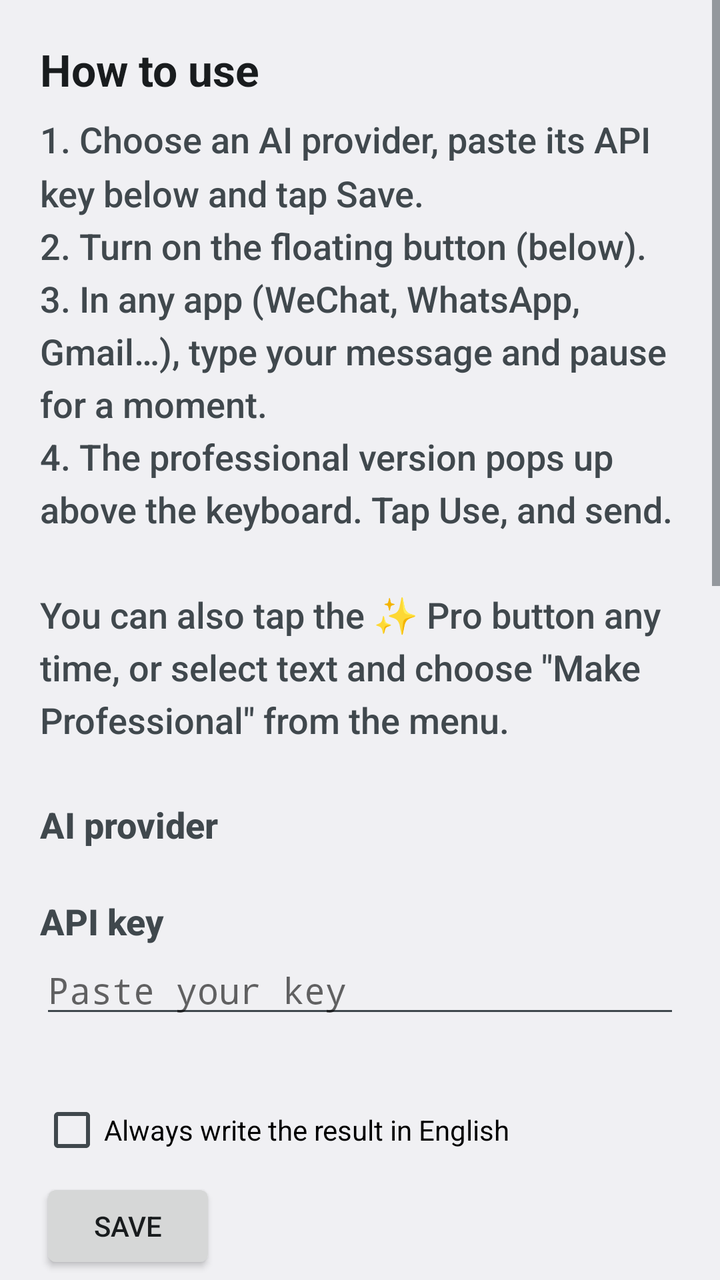
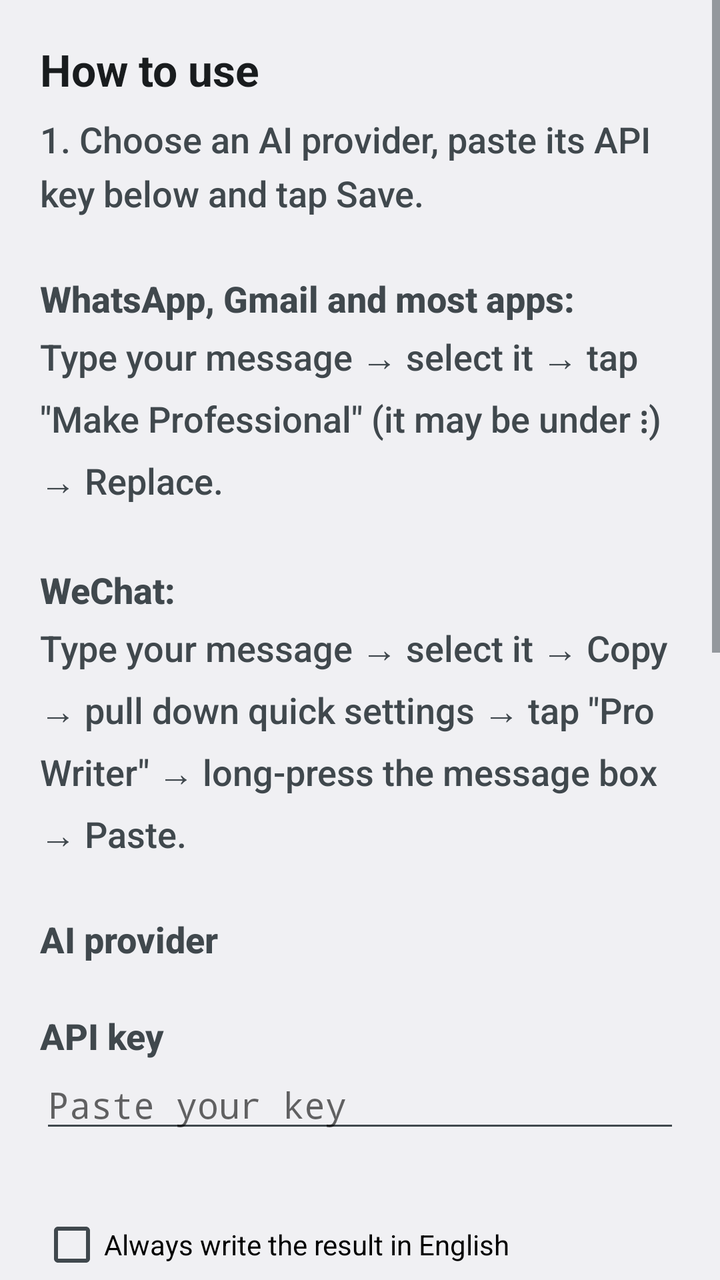

An Android layout rendered at two revisions. The XML below is the earlier revision; the diff shows what the commit changed to produce the second picture.
<!-- AndroidManifest.xml: application theme AppTheme -->
<!-- res/layout/activity_main.xml -->
<?xml version="1.0" encoding="utf-8"?>
<ScrollView xmlns:android="http://schemas.android.com/apk/res/android"
    android:layout_width="match_parent"
    android:layout_height="match_parent"
    android:fillViewport="true"
    android:fitsSystemWindows="true">

    <LinearLayout
        android:layout_width="match_parent"
        android:layout_height="wrap_content"
        android:orientation="vertical"
        android:padding="20dp">

        
        <TextView
            android:layout_width="match_parent"
            android:layout_height="wrap_content"
            android:text="@string/how_title"
            android:textAppearance="?android:attr/textAppearanceLarge"
            android:textStyle="bold" />

        <TextView
            android:layout_width="match_parent"
            android:layout_height="wrap_content"
            android:layout_marginTop="8dp"
            android:lineSpacingMultiplier="1.25"
            android:text="@string/how_steps"
            android:textAppearance="?android:attr/textAppearanceMedium" />

        
        <TextView
            android:layout_width="match_parent"
            android:layout_height="wrap_content"
            android:layout_marginTop="28dp"
            android:text="@string/provider_label"
            android:textAppearance="?android:attr/textAppearanceMedium"
            android:textStyle="bold" />

        <RadioGroup
            android:id="@+id/provider_group"
            android:layout_width="match_parent"
            android:layout_height="wrap_content"
            android:layout_marginTop="4dp"
            android:orientation="vertical" />

        
        <TextView
            android:id="@+id/key_label"
            android:layout_width="match_parent"
            android:layout_height="wrap_content"
            android:layout_marginTop="20dp"
            android:text="@string/key_label"
            android:textAppearance="?android:attr/textAppearanceMedium"
            android:textStyle="bold" />

        <EditText
            android:id="@+id/api_key"
            android:layout_width="match_parent"
            android:layout_height="wrap_content"
            android:hint="@string/key_hint"
            android:importantForAutofill="no"
            android:inputType="textPassword"
            android:singleLine="true" />

        <TextView
            android:id="@+id/key_link"
            android:layout_width="match_parent"
            android:layout_height="wrap_content"
            android:layout_marginTop="4dp"
            android:text="@string/key_link"
            android:textColorLink="?android:attr/colorAccent" />

        <CheckBox
            android:id="@+id/force_english"
            android:layout_width="match_parent"
            android:layout_height="wrap_content"
            android:layout_marginTop="12dp"
            android:text="@string/force_english" />

        <Button
            android:id="@+id/btn_save"
            android:layout_width="wrap_content"
            android:layout_height="wrap_content"
            android:layout_marginTop="8dp"
            android:text="@string/save" />

        
        <TextView
            android:layout_width="match_parent"
            android:layout_height="wrap_content"
            android:layout_marginTop="28dp"
            android:text="@string/float_title"
            android:textAppearance="?android:attr/textAppearanceMedium"
            android:textStyle="bold" />

        <TextView
            android:id="@+id/float_status"
            android:layout_width="match_parent"
            android:layout_height="wrap_content"
            android:layout_marginTop="6dp"
            android:text="@string/float_off"
            android:textAppearance="?android:attr/textAppearanceMedium" />

        <Button
            android:id="@+id/btn_float"
            android:layout_width="wrap_content"
            android:layout_height="wrap_content"
            android:layout_marginTop="6dp"
            android:text="@string/float_turn_on" />

        <TextView
            android:id="@+id/float_help"
            android:layout_width="match_parent"
            android:layout_height="wrap_content"
            android:layout_marginTop="6dp"
            android:lineSpacingMultiplier="1.2"
            android:text="@string/float_help"
            android:textAppearance="?android:attr/textAppearanceSmall" />

        <CheckBox
            android:id="@+id/auto_suggest"
            android:layout_width="match_parent"
            android:layout_height="wrap_content"
            android:layout_marginTop="10dp"
            android:text="@string/auto_suggest" />

        <TextView
            android:layout_width="match_parent"
            android:layout_height="wrap_content"
            android:layout_marginStart="32dp"
            android:text="@string/auto_suggest_help"
            android:textAppearance="?android:attr/textAppearanceSmall" />


        <View
            android:layout_width="match_parent"
            android:layout_height="1dp"
            android:layout_marginTop="28dp"
            android:layout_marginBottom="20dp"
            android:background="#33888888" />

        
        <TextView
            android:layout_width="match_parent"
            android:layout_height="wrap_content"
            android:text="@string/try_title"
            android:textAppearance="?android:attr/textAppearanceLarge"
            android:textStyle="bold" />

        <EditText
            android:id="@+id/try_input"
            android:layout_width="match_parent"
            android:layout_height="wrap_content"
            android:layout_marginTop="8dp"
            android:gravity="top|start"
            android:hint="@string/try_hint"
            android:importantForAutofill="no"
            android:inputType="textMultiLine"
            android:minLines="3" />

        <LinearLayout
            android:layout_width="match_parent"
            android:layout_height="wrap_content"
            android:layout_marginTop="8dp"
            android:gravity="center_vertical"
            android:orientation="horizontal">

            <Button
                android:id="@+id/btn_try"
                android:layout_width="wrap_content"
                android:layout_height="wrap_content"
                android:text="@string/try_button" />

            <ProgressBar
                android:id="@+id/try_progress"
                style="?android:attr/progressBarStyleSmall"
                android:layout_width="wrap_content"
                android:layout_height="wrap_content"
                android:layout_marginStart="12dp"
                android:visibility="gone" />
        </LinearLayout>

        <TextView
            android:id="@+id/try_result"
            android:layout_width="match_parent"
            android:layout_height="wrap_content"
            android:layout_marginTop="12dp"
            android:lineSpacingMultiplier="1.2"
            android:textAppearance="?android:attr/textAppearanceMedium"
            android:textIsSelectable="true" />
    </LinearLayout>
</ScrollView>
<!-- resources referenced by this layout -->
<resources>
  <string name="auto_suggest">Show the professional version automatically when I stop typing</string>
  <string name="auto_suggest_help">Your draft is sent to the AI each time you pause. Turn this off to send it only when you tap ✨ Pro.</string>
  <string name="float_help">Tap the button, find \"Pro Writer floating button\" (it may be under Downloaded apps or Installed apps), and switch it on.\n\nIf Android says it\'s a restricted setting: go to Settings → Apps → Pro Writer → ⋮ (top right) → Allow restricted settings, then try again.\n\nOn Xiaomi phones, also set Pro Writer\'s Battery saver to \"No restrictions\" so the button keeps working.</string>
  <string name="float_off">Status: OFF</string>
  <string name="float_title">Floating button (all apps, including WeChat)</string>
  <string name="float_turn_on">Turn on floating button</string>
  <string name="force_english">Always write the result in English</string>
  <string name="how_steps">1. Choose an AI provider, paste its API key below and tap Save.\n2. Turn on the floating button (below).\n3. In any app (WeChat, WhatsApp, Gmail…), type your message and pause for a moment.\n4. The professional version pops up above the keyboard. Tap Use, and send.\n\nYou can also tap the ✨ Pro button any time, or select text and choose \"Make Professional\" from the menu.</string>
  <string name="how_title">How to use</string>
  <string name="key_hint">Paste your key</string>
  <string name="key_label">API key</string>
  <string name="key_link" />
  <string name="provider_label">AI provider</string>
  <string name="save">Save</string>
  <string name="try_button">Make Professional</string>
  <string name="try_hint">Type a message, e.g. \"hi sir i cant come tomorow my bike is not working\"</string>
  <string name="try_title">Try it here</string>
  <style name="AppTheme" parent="android:Theme.DeviceDefault.Light">
          <item name="android:colorPrimary">@color/brand</item>
          <item name="android:colorPrimaryDark">@color/brand_dark</item>
          <item name="android:colorAccent">@color/brand</item>
      </style>
  <color name="brand">#2F4BD8</color>
  <color name="brand_dark">#1E33A6</color>
</resources>

<!-- the commit's change to res/layout/activity_main.xml (unified diff, before → after) -->
@@ -89,47 +89,25 @@
             android:layout_width="match_parent"
             android:layout_height="wrap_content"
             android:layout_marginTop="28dp"
-            android:text="@string/float_title"
+            android:text="@string/tile_title"
             android:textAppearance="?android:attr/textAppearanceMedium"
             android:textStyle="bold" />
 
         <TextView
-            android:id="@+id/float_status"
-            android:layout_width="match_parent"
-            android:layout_height="wrap_content"
-            android:layout_marginTop="6dp"
-            android:text="@string/float_off"
-            android:textAppearance="?android:attr/textAppearanceMedium" />
-
-        <Button
-            android:id="@+id/btn_float"
-            android:layout_width="wrap_content"
-            android:layout_height="wrap_content"
-            android:layout_marginTop="6dp"
-            android:text="@string/float_turn_on" />
-
-        <TextView
-            android:id="@+id/float_help"
             android:layout_width="match_parent"
             android:layout_height="wrap_content"
             android:layout_marginTop="6dp"
             android:lineSpacingMultiplier="1.2"
-            android:text="@string/float_help"
+            android:text="@string/tile_help"
             android:textAppearance="?android:attr/textAppearanceSmall" />
 
-        <CheckBox
-            android:id="@+id/auto_suggest"
-            android:layout_width="match_parent"
+        <Button
+            android:id="@+id/btn_tile"
+            android:layout_width="wrap_content"
             android:layout_height="wrap_content"
-            android:layout_marginTop="10dp"
-            android:text="@string/auto_suggest" />
+            android:layout_marginTop="6dp"
+            android:text="@string/tile_add" />
 
-        <TextView
-            android:layout_width="match_parent"
-            android:layout_height="wrap_content"
-            android:layout_marginStart="32dp"
-            android:text="@string/auto_suggest_help"
-            android:textAppearance="?android:attr/textAppearanceSmall" />
 
 
         <View
<!-- resource entries referenced after the edit -->
@@ -1,19 +1,16 @@
 <!-- resources referenced by this layout -->
 <resources>
-  <string name="auto_suggest">Show the professional version automatically when I stop typing</string>
-  <string name="auto_suggest_help">Your draft is sent to the AI each time you pause. Turn this off to send it only when you tap ✨ Pro.</string>
-  <string name="float_help">Tap the button, find \"Pro Writer floating button\" (it may be under Downloaded apps or Installed apps), and switch it on.\n\nIf Android says it\'s a restricted setting: go to Settings → Apps → Pro Writer → ⋮ (top right) → Allow restricted settings, then try again.\n\nOn Xiaomi phones, also set Pro Writer\'s Battery saver to \"No restrictions\" so the button keeps working.</string>
-  <string name="float_off">Status: OFF</string>
-  <string name="float_title">Floating button (all apps, including WeChat)</string>
-  <string name="float_turn_on">Turn on floating button</string>
   <string name="force_english">Always write the result in English</string>
-  <string name="how_steps">1. Choose an AI provider, paste its API key below and tap Save.\n2. Turn on the floating button (below).\n3. In any app (WeChat, WhatsApp, Gmail…), type your message and pause for a moment.\n4. The professional version pops up above the keyboard. Tap Use, and send.\n\nYou can also tap the ✨ Pro button any time, or select text and choose \"Make Professional\" from the menu.</string>
+  <string name="how_steps">1. Choose an AI provider, paste its API key below and tap Save.\n\n<b>WhatsApp, Gmail and most apps:</b>\nType your message → select it → tap \"Make Professional\" (it may be under ⋮) → Replace.\n\n<b>WeChat:</b>\nType your message → select it → Copy → pull down quick settings → tap \"Pro Writer\" → long-press the message box → Paste.</string>
   <string name="how_title">How to use</string>
   <string name="key_hint">Paste your key</string>
   <string name="key_label">API key</string>
   <string name="key_link" />
   <string name="provider_label">AI provider</string>
   <string name="save">Save</string>
+  <string name="tile_add">Add tile to quick settings</string>
+  <string name="tile_help">Add the \"Pro Writer\" tile to your quick settings (the panel you pull down from the top of the screen). In WeChat: select your message → Copy → tap the tile → the professional version is copied for you → long-press the message box → Paste.\n\nYou can also long-press the Pro Writer app icon and choose \"Polish copied text\".</string>
+  <string name="tile_title">WeChat shortcut</string>
   <string name="try_button">Make Professional</string>
   <string name="try_hint">Type a message, e.g. \"hi sir i cant come tomorow my bike is not working\"</string>
   <string name="try_title">Try it here</string>
